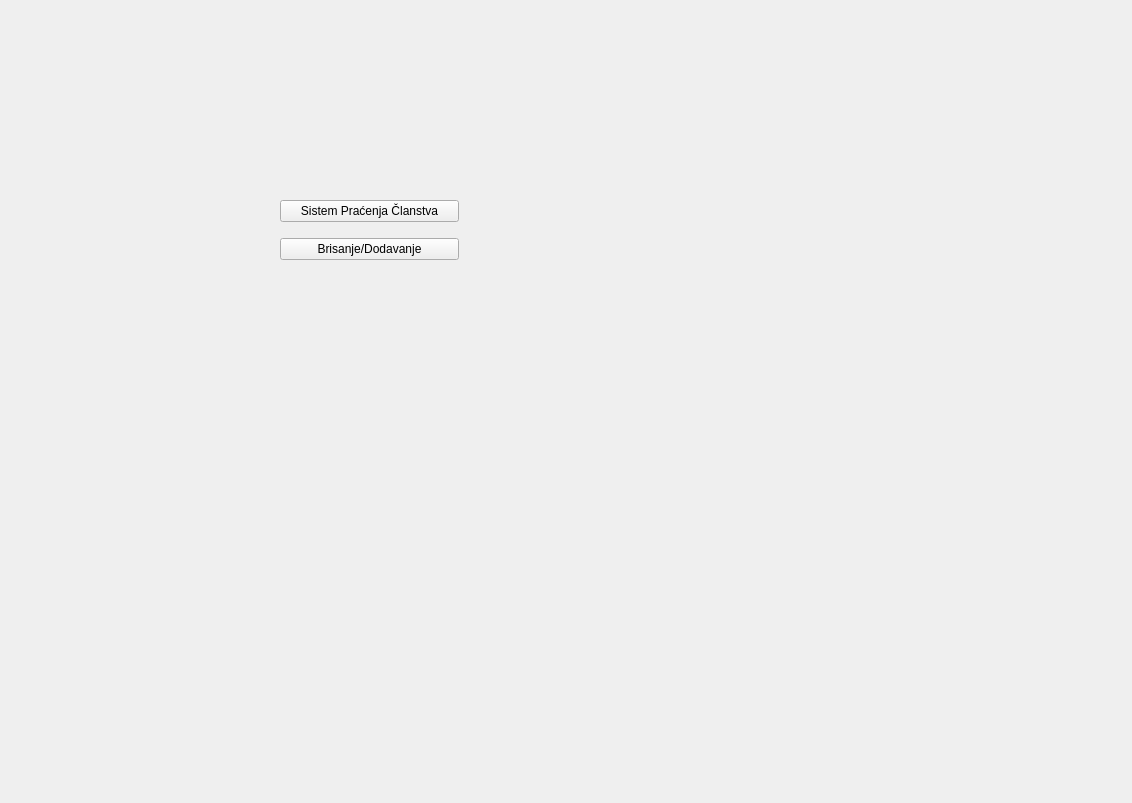
First picture: the form in design.ui, repository uivetic/SPC, before the edit.
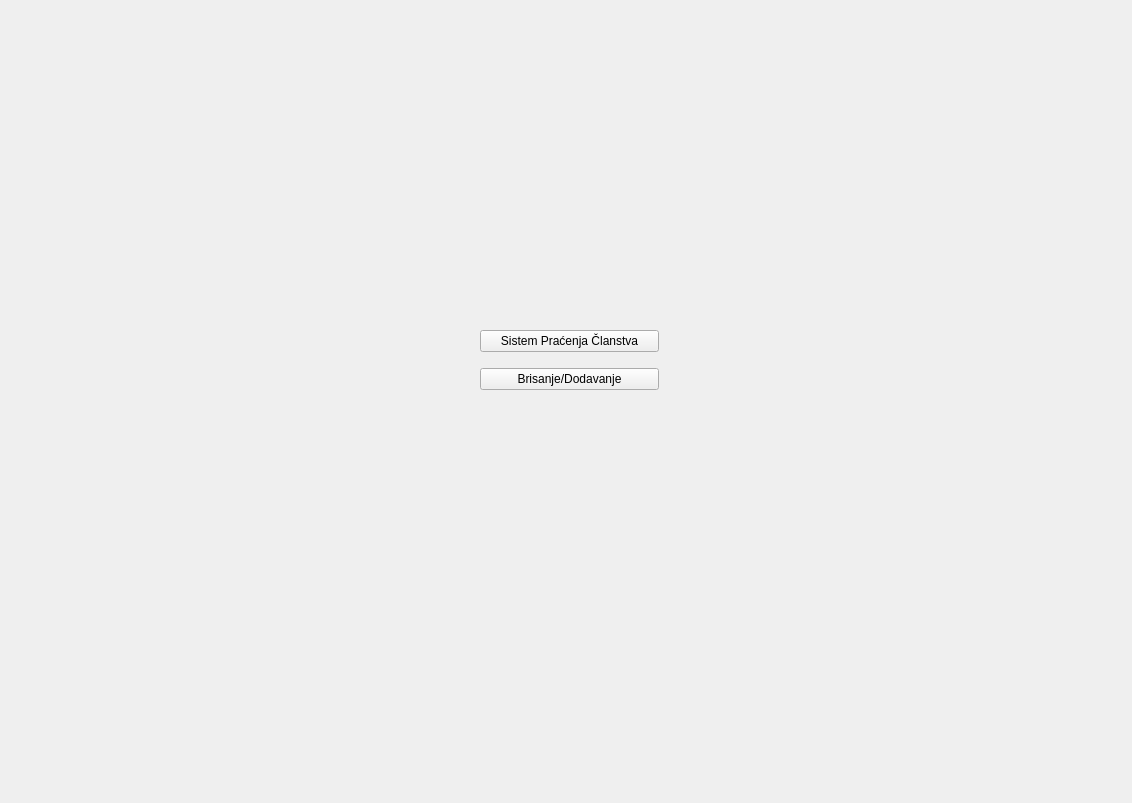
Second picture: the form after the edit. The open tabs and pages were chosen to show the change.

Commit message: more refactoring and fixed back button

The edit to the form file:
```diff
--- a/design.ui
+++ b/design.ui
@@ -17,7 +17,7 @@
    <widget class="QStackedWidget" name="stackedWidget">
     <property name="geometry">
      <rect>
-      <x>50</x>
+      <x>30</x>
       <y>10</y>
       <width>1071</width>
       <height>771</height>
@@ -30,8 +30,8 @@
      <widget class="QWidget" name="verticalLayoutWidget_2">
       <property name="geometry">
        <rect>
-        <x>230</x>
-        <y>180</y>
+        <x>450</x>
+        <y>310</y>
         <width>179</width>
         <height>80</height>
        </rect>
```
The commit also changes 1 other file.
